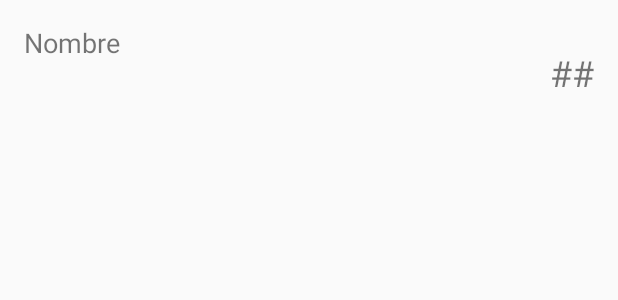
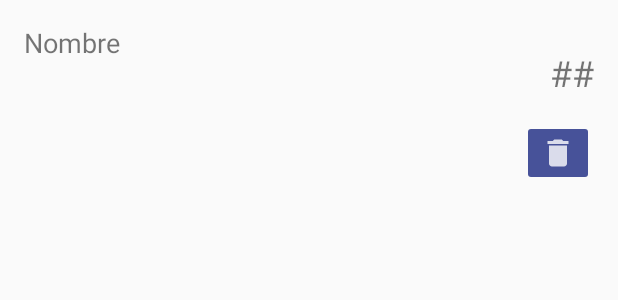
Before and after one commit to Jonatlop07/BookInPopOutMobile, an Android app: the layout elem_lista.xml on its own in the app's theme, with its tools: preview values and no code run, on a phone screen of 412 x 824 dp. Shown: the top 300 px of the screen. Run offline under Robolectric (Android 15) with nearby library versions, the phone set to English and light mode, and no system bars.

Commit message:
Añadido Desencolar a un Usuario Específico

```diff
--- a/app/src/main/java/com/example/proyectoestructurasdedatos/listAdapter.java
+++ b/app/src/main/java/com/example/proyectoestructurasdedatos/listAdapter.java
@@ -1,13 +1,17 @@
 package com.example.proyectoestructurasdedatos;
 
+import android.app.AlertDialog;
 import android.app.ProgressDialog;
 import android.content.Context;
+import android.content.DialogInterface;
 import android.graphics.Color;
 import android.view.LayoutInflater;
 import android.view.View;
 import android.view.ViewGroup;
 import android.widget.BaseAdapter;
+import android.widget.ImageButton;
 import android.widget.TextView;
+import android.widget.Toast;
 
 public class listAdapter extends BaseAdapter {
 
@@ -52,12 +56,41 @@ public class listAdapter extends BaseAdapter {
 
                 TextView Dato = (TextView) vista.findViewById(R.id.textoPerfil);
                 TextView Pos = (TextView) vista.findViewById(R.id.textoFecha);
+                ImageButton Sacar = (ImageButton) vista.findViewById(R.id.unHeapListButton);
 
                 Dato.setTextColor(Color.BLACK);
                 Pos.setTextColor(Color.BLACK);
 
                 Dato.setText(datos[i]);
                 Pos.setText(String.valueOf(i + 1));
+
+                final int usuarioPos = i;
+                Sacar.setOnClickListener(new View.OnClickListener() {
+                    @Override
+                    public void onClick(View view) {
+                        new AlertDialog.Builder(contexto)
+                                .setTitle("Sacar usuario")
+                                .setMessage("¿Está seguro de sacar este usuario?")
+
+                                .setPositiveButton(android.R.string.yes, new DialogInterface.OnClickListener() {
+                                    @Override
+                                    public void onClick(DialogInterface dialogInterface, int i) {
+                                        //Codigo para sacar a una persona en específico
+                                        //Utilice el usuarioPos para buscar, en el array del listado, la ID del usuario.
+                                    }
+                                })
+
+                                .setNegativeButton(android.R.string.no, new DialogInterface.OnClickListener() {
+                                    public void onClick(DialogInterface dialog, int which) {
+                                        return;
+                                    }
+                                })
+                                .setIcon(R.drawable.ic_delete)
+                                .show();
+                    }
+                });
+
+
             }
         }
         return vista;
--- /dev/null
+++ b/app/src/main/res/drawable-anydpi/ic_delete.xml
@@ -0,0 +1,11 @@
+<vector xmlns:android="http://schemas.android.com/apk/res/android"
+    android:width="24dp"
+    android:height="24dp"
+    android:viewportWidth="24"
+    android:viewportHeight="24"
+    android:tint="#FFFFFF"
+    android:alpha="0.8">
+  <path
+      android:fillColor="@android:color/white"
+      android:pathData="M6,19c0,1.1 0.9,2 2,2h8c1.1,0 2,-0.9 2,-2V7H6v12zM19,4h-3.5l-1,-1h-5l-1,1H5v2h14V4z"/>
+</vector>
--- a/app/src/main/res/layout/elem_lista.xml
+++ b/app/src/main/res/layout/elem_lista.xml
@@ -17,59 +17,46 @@
         android:scrollHorizontally="false"
         android:text="@string/DatoNombre"
         android:textSize="18sp"
+        app:layout_constraintEnd_toStartOf="@+id/textoFecha"
+        app:layout_constraintHorizontal_bias="0.5"
+        app:layout_constraintHorizontal_chainStyle="spread_inside"
         app:layout_constraintStart_toStartOf="parent"
         app:layout_constraintTop_toTopOf="parent" />
 
     <TextView
-        android:id="@+id/textoAsign"
-        android:layout_width="199dp"
-        android:layout_height="wrap_content"
-        android:layout_marginTop="12dp"
-        android:ellipsize="none"
-        android:maxLines="100"
-        android:scrollHorizontally="false"
-        android:text="@string/DatoDocumento"
-        android:textSize="16sp"
-        android:visibility="invisible"
-        app:layout_constraintStart_toStartOf="@+id/textoPerfil"
-        app:layout_constraintTop_toBottomOf="@+id/textoPerfil" />
-
-    <TextView
         android:id="@+id/textoFecha"
         android:layout_width="wrap_content"
-        android:layout_height="wrap_content"
-        android:layout_marginStart="16dp"
-        android:layout_marginLeft="16dp"
-        android:layout_marginTop="32dp"
+        android:layout_height="32dp"
+        android:layout_marginTop="16dp"
         android:layout_marginEnd="16dp"
         android:layout_marginRight="16dp"
+        android:layout_marginBottom="16dp"
         android:text="@string/PosCola"
         android:textSize="24sp"
+        app:layout_constraintBottom_toTopOf="@+id/unHeapListButton"
         app:layout_constraintEnd_toEndOf="parent"
-        app:layout_constraintHorizontal_bias="1.0"
+        app:layout_constraintHorizontal_bias="0.5"
         app:layout_constraintStart_toEndOf="@+id/textoPerfil"
-        app:layout_constraintTop_toTopOf="parent" />
+        app:layout_constraintTop_toTopOf="@+id/textoPerfil" />
 
     <androidx.constraintlayout.widget.Barrier
         android:id="@+id/barrier2"
         android:layout_width="wrap_content"
         android:layout_height="wrap_content"
         app:barrierDirection="bottom"
-        app:constraint_referenced_ids="idLayout"
+        app:constraint_referenced_ids="unHeapListButton"
         tools:layout_editor_absoluteX="411dp"
         tools:layout_editor_absoluteY="133dp" />
 
-    <TextView
-        android:id="@+id/idLayout"
+    <ImageButton
+        android:id="@+id/unHeapListButton"
         android:layout_width="wrap_content"
         android:layout_height="wrap_content"
-        android:layout_marginStart="232dp"
-        android:layout_marginLeft="232dp"
-        android:layout_marginTop="72dp"
-        android:layout_marginEnd="179dp"
-        android:layout_marginRight="179dp"
-        app:layout_constraintEnd_toEndOf="parent"
-        app:layout_constraintStart_toStartOf="parent"
-        app:layout_constraintTop_toTopOf="parent" />
+        android:layout_marginTop="16dp"
+        android:backgroundTint="@color/colorPrimaryDark"
+        android:tint="@android:color/white"
+        app:layout_constraintEnd_toEndOf="@+id/textoFecha"
+        app:layout_constraintTop_toBottomOf="@+id/textoFecha"
+        app:srcCompat="@drawable/ic_delete" />
 
 </androidx.constraintlayout.widget.ConstraintLayout>
```
Also changed, not shown: app/src/main/res/drawable-hdpi/ic_delete.png (added), app/src/main/res/drawable-mdpi/ic_delete.png (added), app/src/main/res/drawable-xhdpi/ic_delete.png (added), app/src/main/res/drawable-xxhdpi/ic_delete.png (added).
